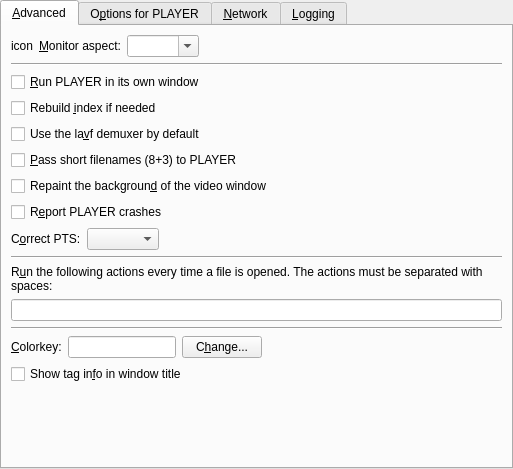
The window that src/gui/pref/advanced.ui (wilbert2000/wzplayer) describes before a commit, drawn with Qt 5.
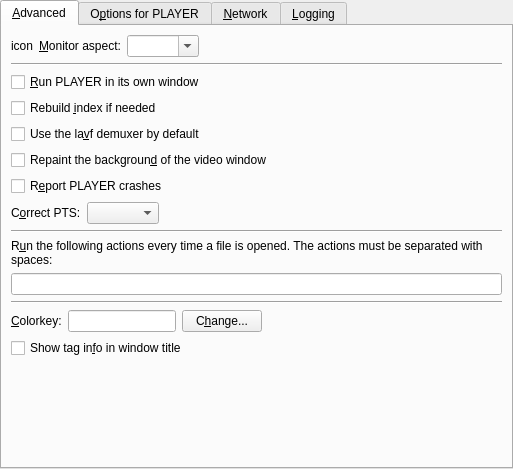
The same window after the commit. Custom widgets are drawn as their Qt base class.

Commit message: Removed preference use_short_pathnames, no longer needed

The edit to the form file:
```diff
--- a/src/gui/pref/advanced.ui
+++ b/src/gui/pref/advanced.ui
@@ -120,13 +120,6 @@
          </property>
         </widget>
        </item>
-       <item>
-        <widget class="QCheckBox" name="shortnames_check">
-         <property name="text">
-          <string notr="true">&amp;Pass short filenames (8+3) to PLAYER</string>
-         </property>
-        </widget>
-       </item>
        <item>
         <widget class="QCheckBox" name="repaint_video_background_check">
          <property name="text">
```
Left out of the diff: 1 changed line with no effect on the pictures. The commit also changes 7 other files.
